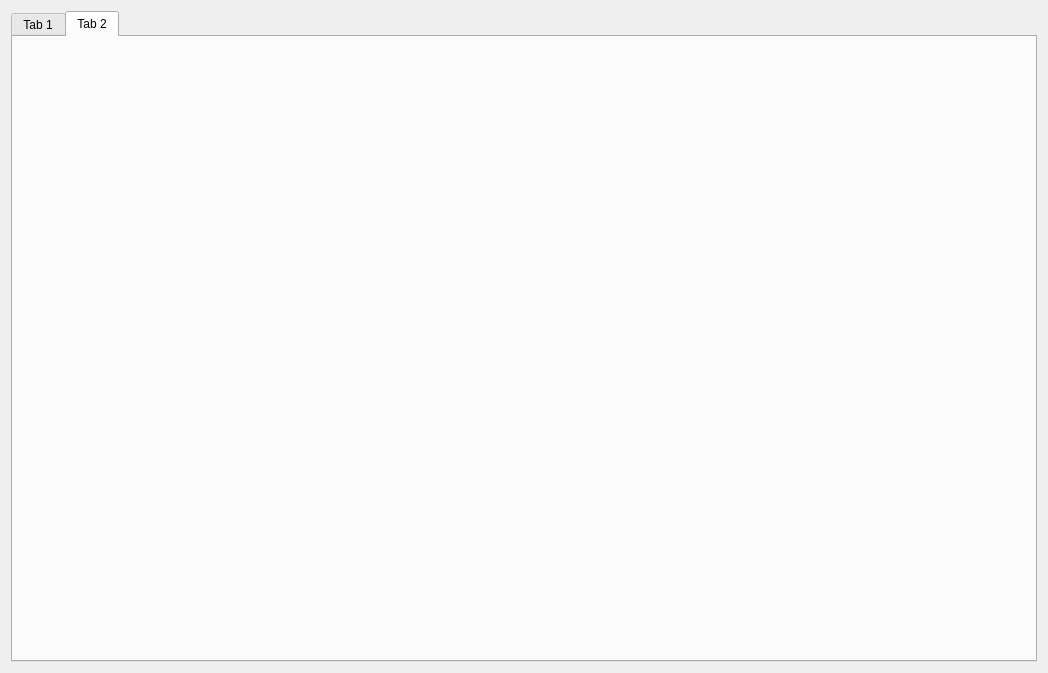
First picture: the form in qt_tab_control/tab_dialog.ui, repository yyk99/qt_junk, before the edit.
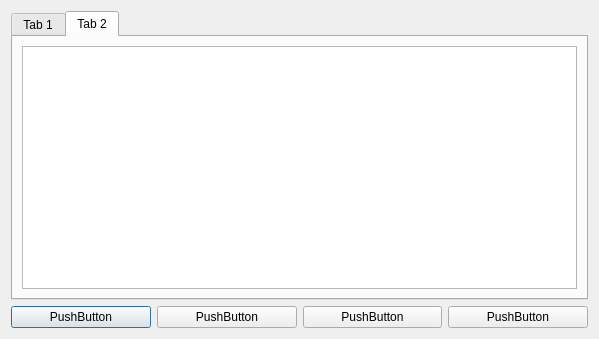
Second picture: the form after the edit. The open tabs and pages were chosen to show the change.

```diff
--- a/qt_tab_control/tab_dialog.ui
+++ b/qt_tab_control/tab_dialog.ui
@@ -6,15 +6,15 @@
    <rect>
     <x>0</x>
     <y>0</y>
-    <width>1048</width>
-    <height>673</height>
+    <width>599</width>
+    <height>339</height>
    </rect>
   </property>
   <property name="windowTitle">
    <string>Dialog</string>
   </property>
-  <layout class="QGridLayout" name="gridLayout">
-   <item row="0" column="0">
+  <layout class="QVBoxLayout" name="verticalLayout">
+   <item>
     <widget class="QTabWidget" name="tabWidget">
      <property name="currentIndex">
       <number>0</number>
@@ -28,9 +28,46 @@
       <attribute name="title">
        <string>Tab 2</string>
       </attribute>
+      <layout class="QHBoxLayout" name="horizontalLayout_2">
+       <item>
+        <widget class="QTableView" name="tableView"/>
+       </item>
+      </layout>
      </widget>
     </widget>
    </item>
+   <item>
+    <layout class="QHBoxLayout" name="horizontalLayout_3">
+     <item>
+      <widget class="QPushButton" name="pushButton_4">
+       <property name="text">
+        <string>PushButton</string>
+       </property>
+      </widget>
+     </item>
+     <item>
+      <widget class="QPushButton" name="pushButton">
+       <property name="text">
+        <string>PushButton</string>
+       </property>
+      </widget>
+     </item>
+     <item>
+      <widget class="QPushButton" name="pushButton_3">
+       <property name="text">
+        <string>PushButton</string>
+       </property>
+      </widget>
+     </item>
+     <item>
+      <widget class="QPushButton" name="pushButton_2">
+       <property name="text">
+        <string>PushButton</string>
+       </property>
+      </widget>
+     </item>
+    </layout>
+   </item>
   </layout>
  </widget>
  <resources/>
```
Left out of the diff: 7 changed lines with no effect on the pictures.
